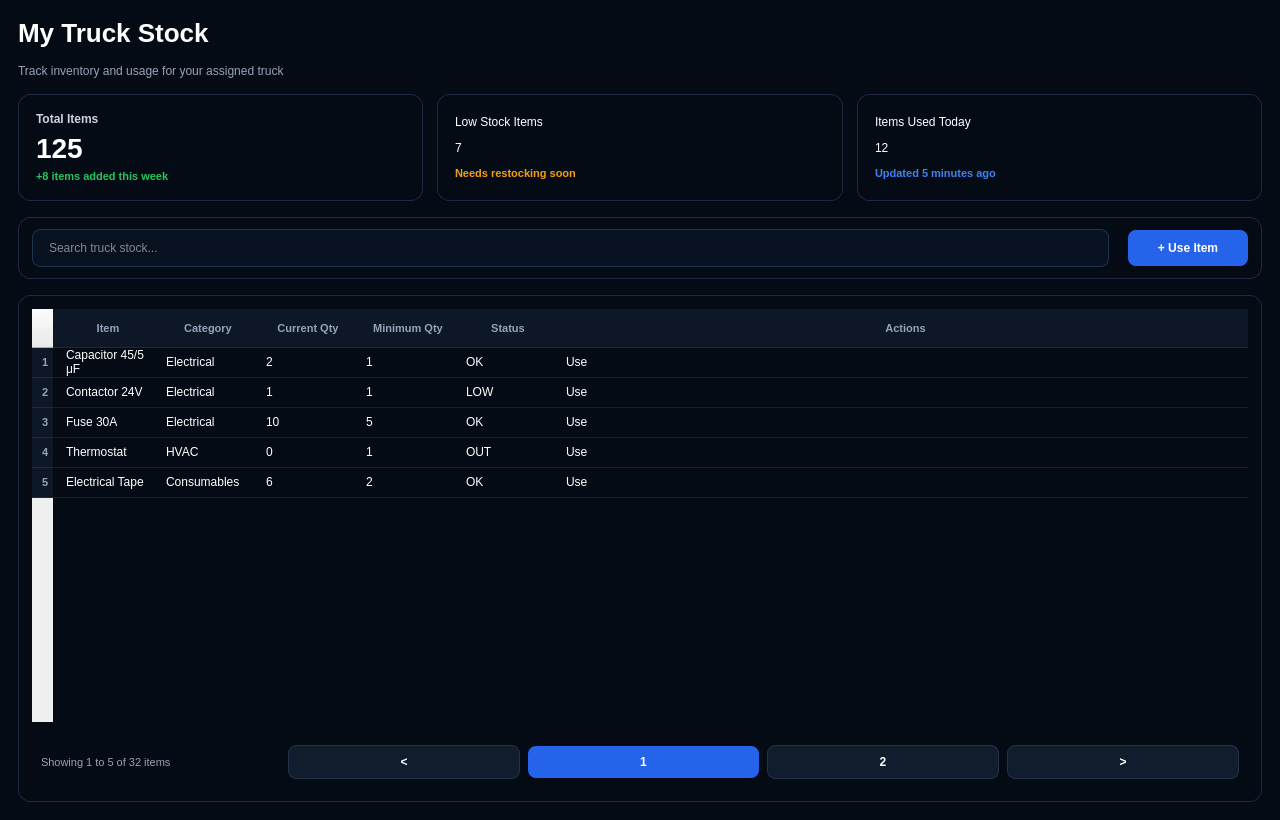
Felipeact/InventoryQtApp, file InventoryQtApp/MyTruckStockPage.ui: the form before one commit.
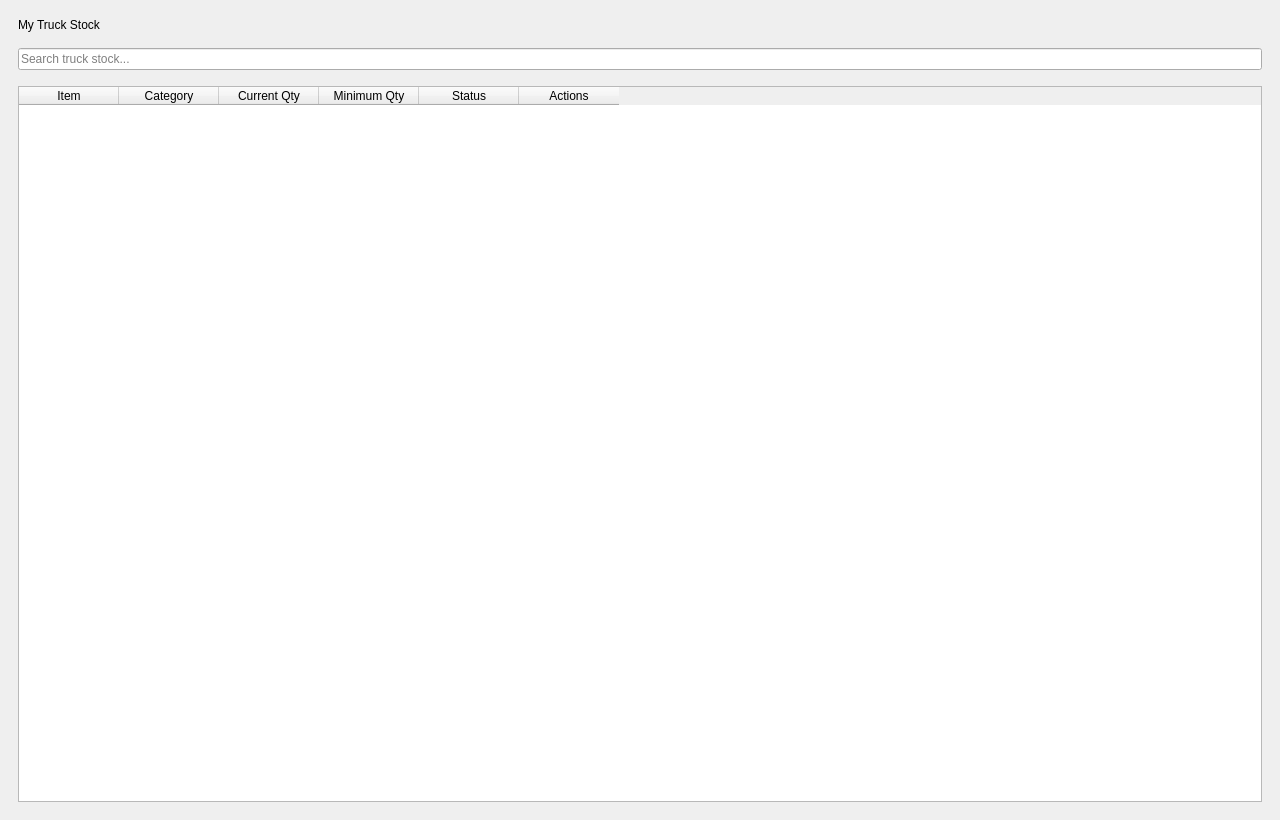
The form after the commit.

```diff
--- a/InventoryQtApp/MyTruckStockPage.ui
+++ b/InventoryQtApp/MyTruckStockPage.ui
@@ -17,171 +17,6 @@
 			<string>My Truck Stock</string>
 		</property>
 
-		<property name="styleSheet">
-			<string notr="true">
-
-				QWidget#MyTruckStockPageClass {
-				background-color: #050B14;
-				color: #FFFFFF;
-				font-family: "Segoe UI";
-				}
-
-				QLabel {
-				background: transparent;
-				color: white;
-				}
-
-				QLabel#pageTitle {
-				font-size: 26px;
-				font-weight: 800;
-				}
-
-				QLabel#subtitleLabel {
-				color: #94A3B8;
-				font-size: 12px;
-				}
-
-				QWidget#metricCard1,
-				QWidget#metricCard2,
-				QWidget#metricCard3,
-				QWidget#toolbarCard,
-				QWidget#tableCard {
-				background: qlineargradient(
-				x1:0, y1:0,
-				x2:1, y2:1,
-				stop:0 #0B1626,
-				stop:1 #091322
-				);
-				border: 1px solid #1B2A40;
-				border-radius: 12px;
-				}
-
-				QLabel#metricTitle {
-				color: #CBD5E1;
-				font-size: 12px;
-				font-weight: 600;
-				}
-
-				QLabel#metricValue {
-				color: white;
-				font-size: 28px;
-				font-weight: 800;
-				}
-
-				QLabel#metricSubtextGreen {
-				color: #22C55E;
-				font-size: 11px;
-				font-weight: 700;
-				}
-
-				QLabel#metricSubtextOrange {
-				color: #F59E0B;
-				font-size: 11px;
-				font-weight: 700;
-				}
-
-				QLabel#metricSubtextBlue {
-				color: #3B82F6;
-				font-size: 11px;
-				font-weight: 700;
-				}
-
-				QLineEdit#searchInput {
-				background-color: #08111F;
-				border: 1px solid #1E3350;
-				border-radius: 8px;
-				padding-left: 14px;
-				color: white;
-				min-height: 36px;
-				font-size: 12px;
-				}
-
-				QLineEdit#searchInput:focus {
-				border: 1px solid #2563EB;
-				}
-
-				QPushButton#useItemButton {
-				background-color: #2563EB;
-				border: none;
-				border-radius: 8px;
-				color: white;
-				min-height: 36px;
-				min-width: 120px;
-				font-size: 12px;
-				font-weight: 700;
-				}
-
-				QPushButton#useItemButton:hover {
-				background-color: #1D4ED8;
-				}
-
-				QTableWidget {
-				background-color: transparent;
-				border: none;
-				color: white;
-				gridline-color: transparent;
-				outline: none;
-				font-size: 12px;
-				}
-
-				QHeaderView::section {
-				background-color: #0D1726;
-				color: #94A3B8;
-				border: none;
-				border-bottom: 1px solid #1B2A40;
-				height: 38px;
-				padding-left: 10px;
-				font-size: 11px;
-				font-weight: 700;
-				}
-
-				QTableWidget::item {
-				border-bottom: 1px solid #122033;
-				padding-left: 10px;
-				height: 40px;
-				}
-
-				QTableWidget::item:selected {
-				background-color: #122033;
-				}
-
-				QWidget#paginationContainer {
-				background-color: transparent;
-				border: none;
-				}
-
-				QPushButton#pageButton,
-				QPushButton#pageButton2,
-				QPushButton#pageButton3 {
-				background-color: #111C2D;
-				border: 1px solid #22324A;
-				border-radius: 8px;
-				color: white;
-				min-width: 32px;
-				min-height: 32px;
-				font-size: 12px;
-				font-weight: 600;
-				}
-
-				QPushButton#activePageButton {
-				background-color: #2563EB;
-				border: none;
-				border-radius: 8px;
-				color: white;
-				min-width: 32px;
-				min-height: 32px;
-				font-size: 12px;
-				font-weight: 700;
-				}
-
-				QLabel#paginationLabel {
-				color: #94A3B8;
-				font-size: 11px;
-				}
-
-			</string>
-		</property>
-
 		<layout class="QVBoxLayout" name="rootLayout">
 
 			<property name="leftMargin">
@@ -207,664 +42,61 @@
 			<!-- TITLE -->
 
 			<item>
-
-				<layout class="QVBoxLayout" name="titleLayout">
-
-					<item>
-
-						<widget class="QLabel" name="pageTitle">
-
-							<property name="text">
-								<string>My Truck Stock</string>
-							</property>
-
-						</widget>
-
-					</item>
-
-					<item>
-
-						<widget class="QLabel" name="subtitleLabel">
-
-							<property name="text">
-								<string>Track inventory and usage for your assigned truck</string>
-							</property>
-
-						</widget>
-
-					</item>
-
-				</layout>
-
-			</item>
-
-			<!-- METRIC CARDS -->
-
-			<item>
-
-				<layout class="QHBoxLayout" name="metricsLayout">
-
-					<property name="spacing">
-						<number>14</number>
+				<widget class="QLabel" name="pageTitle">
+					<property name="text">
+						<string>My Truck Stock</string>
 					</property>
-
-					<!-- CARD 1 -->
-
-					<item>
-
-						<widget class="QWidget" name="metricCard1" native="true">
-
-							<layout class="QVBoxLayout" name="metricLayout1">
-
-								<property name="leftMargin">
-									<number>18</number>
-								</property>
-
-								<property name="topMargin">
-									<number>18</number>
-								</property>
-
-								<property name="rightMargin">
-									<number>18</number>
-								</property>
-
-								<property name="bottomMargin">
-									<number>18</number>
-								</property>
-
-								<item>
-
-									<widget class="QLabel" name="metricTitle">
-
-										<property name="text">
-											<string>Total Items</string>
-										</property>
-
-									</widget>
-
-								</item>
-
-								<item>
-
-									<widget class="QLabel" name="metricValue">
-
-										<property name="text">
-											<string>125</string>
-										</property>
-
-									</widget>
-
-								</item>
-
-								<item>
-
-									<widget class="QLabel" name="metricSubtextGreen">
-
-										<property name="text">
-											<string>+8 items added this week</string>
-										</property>
-
-									</widget>
-
-								</item>
-
-							</layout>
-
-						</widget>
-
-					</item>
-
-					<!-- CARD 2 -->
-
-					<item>
-
-						<widget class="QWidget" name="metricCard2" native="true">
-
-							<layout class="QVBoxLayout" name="metricLayout2">
-
-								<property name="leftMargin">
-									<number>18</number>
-								</property>
-
-								<property name="topMargin">
-									<number>18</number>
-								</property>
-
-								<property name="rightMargin">
-									<number>18</number>
-								</property>
-
-								<property name="bottomMargin">
-									<number>18</number>
-								</property>
-
-								<item>
-
-									<widget class="QLabel" name="metricTitle">
-
-										<property name="text">
-											<string>Low Stock Items</string>
-										</property>
-
-									</widget>
-
-								</item>
-
-								<item>
-
-									<widget class="QLabel" name="metricValue">
-
-										<property name="text">
-											<string>7</string>
-										</property>
-
-									</widget>
-
-								</item>
-
-								<item>
-
-									<widget class="QLabel" name="metricSubtextOrange">
-
-										<property name="text">
-											<string>Needs restocking soon</string>
-										</property>
-
-									</widget>
-
-								</item>
-
-							</layout>
-
-						</widget>
-
-					</item>
-
-					<!-- CARD 3 -->
-
-					<item>
-
-						<widget class="QWidget" name="metricCard3" native="true">
-
-							<layout class="QVBoxLayout" name="metricLayout3">
-
-								<property name="leftMargin">
-									<number>18</number>
-								</property>
-
-								<property name="topMargin">
-									<number>18</number>
-								</property>
-
-								<property name="rightMargin">
-									<number>18</number>
-								</property>
-
-								<property name="bottomMargin">
-									<number>18</number>
-								</property>
-
-								<item>
-
-									<widget class="QLabel" name="metricTitle">
-
-										<property name="text">
-											<string>Items Used Today</string>
-										</property>
-
-									</widget>
-
-								</item>
-
-								<item>
-
-									<widget class="QLabel" name="metricValue">
-
-										<property name="text">
-											<string>12</string>
-										</property>
-
-									</widget>
-
-								</item>
-
-								<item>
-
-									<widget class="QLabel" name="metricSubtextBlue">
-
-										<property name="text">
-											<string>Updated 5 minutes ago</string>
-										</property>
-
-									</widget>
-
-								</item>
-
-							</layout>
-
-						</widget>
-
-					</item>
-
-				</layout>
-
+				</widget>
 			</item>
 
-			<!-- TOOLBAR -->
-
 			<item>
-
-				<widget class="QWidget" name="toolbarCard" native="true">
-
-					<layout class="QHBoxLayout" name="toolbarLayout">
-
-						<property name="leftMargin">
-							<number>14</number>
-						</property>
-
-						<property name="topMargin">
-							<number>12</number>
-						</property>
-
-						<property name="rightMargin">
-							<number>14</number>
-						</property>
-
-						<property name="bottomMargin">
-							<number>12</number>
-						</property>
-
-						<property name="spacing">
-							<number>12</number>
-						</property>
-
-						<item>
-
-							<widget class="QLineEdit" name="searchInput">
-
-								<property name="minimumWidth">
-									<number>320</number>
-								</property>
-
-								<property name="placeholderText">
-									<string>Search truck stock...</string>
-								</property>
-
-							</widget>
-
-						</item>
-
-						<item>
-
-							<spacer name="toolbarSpacer">
-
-								<property name="orientation">
-									<enum>Qt::Horizontal</enum>
-								</property>
-
-							</spacer>
-
-						</item>
-
-						<item>
-
-							<widget class="QPushButton" name="useItemButton">
-
-								<property name="text">
-									<string>+ Use Item</string>
-								</property>
-
-							</widget>
-
-						</item>
-
-					</layout>
-
+				<widget class="QLineEdit" name="searchInput">
+					<property name="placeholderText">
+						<string>Search truck stock...</string>
+					</property>
 				</widget>
-
 			</item>
 
-			<!-- TABLE -->
-
 			<item>
+				<widget class="QTableWidget" name="truckStockTable">
+					<property name="columnCount">
+						<number>6</number>
+					</property>
+					<property name="rowCount">
+						<number>0</number>
+					</property>
 
-				<widget class="QWidget" name="tableCard" native="true">
-
-					<layout class="QVBoxLayout" name="tableLayout">
-
-						<property name="leftMargin">
-							<number>14</number>
+					<column>
+						<property name="text">
+							<string>Item</string>
 						</property>
-
-						<property name="topMargin">
-							<number>14</number>
+					</column>
+					<column>
+						<property name="text">
+							<string>Category</string>
 						</property>
-
-						<property name="rightMargin">
-							<number>14</number>
+					</column>
+					<column>
+						<property name="text">
+							<string>Current Qty</string>
 						</property>
-
-						<property name="bottomMargin">
-							<number>14</number>
+					</column>
+					<column>
+						<property name="text">
+							<string>Minimum Qty</string>
 						</property>
-
-						<property name="spacing">
-							<number>14</number>
+					</column>
+					<column>
+						<property name="text">
+							<string>Status</string>
 						</property>
-
-						<item>
-
-							<widget class="QTableWidget" name="truckStockTable">
-
-								<property name="columnCount">
-									<number>6</number>
-								</property>
-
-								<property name="rowCount">
-									<number>5</number>
-								</property>
-
-								<property name="selectionBehavior">
-									<enum>QAbstractItemView::SelectRows</enum>
-								</property>
-
-								<property name="showGrid">
-									<bool>false</bool>
-								</property>
-
-								<attribute name="horizontalHeaderStretchLastSection">
-									<bool>true</bool>
-								</attribute>
-
-								<column>
-									<property name="text">
-										<string>Item</string>
-									</property>
-								</column>
-
-								<column>
-									<property name="text">
-										<string>Category</string>
-									</property>
-								</column>
-
-								<column>
-									<property name="text">
-										<string>Current Qty</string>
-									</property>
-								</column>
-
-								<column>
-									<property name="text">
-										<string>Minimum Qty</string>
-									</property>
-								</column>
-
-								<column>
-									<property name="text">
-										<string>Status</string>
-									</property>
-								</column>
-
-								<column>
-									<property name="text">
-										<string>Actions</string>
-									</property>
-								</column>
-
-								<item row="0" column="0">
-									<property name="text">
-										<string>Capacitor 45/5 μF</string>
-									</property>
-								</item>
-								<item row="0" column="1">
-									<property name="text">
-										<string>Electrical</string>
-									</property>
-								</item>
-								<item row="0" column="2">
-									<property name="text">
-										<string>2</string>
-									</property>
-								</item>
-								<item row="0" column="3">
-									<property name="text">
-										<string>1</string>
-									</property>
-								</item>
-								<item row="0" column="4">
-									<property name="text">
-										<string>OK</string>
-									</property>
-								</item>
-								<item row="0" column="5">
-									<property name="text">
-										<string>Use</string>
-									</property>
-								</item>
-
-								<item row="1" column="0">
-									<property name="text">
-										<string>Contactor 24V</string>
-									</property>
-								</item>
-								<item row="1" column="1">
-									<property name="text">
-										<string>Electrical</string>
-									</property>
-								</item>
-								<item row="1" column="2">
-									<property name="text">
-										<string>1</string>
-									</property>
-								</item>
-								<item row="1" column="3">
-									<property name="text">
-										<string>1</string>
-									</property>
-								</item>
-								<item row="1" column="4">
-									<property name="text">
-										<string>LOW</string>
-									</property>
-								</item>
-								<item row="1" column="5">
-									<property name="text">
-										<string>Use</string>
-									</property>
-								</item>
-
-								<item row="2" column="0">
-									<property name="text">
-										<string>Fuse 30A</string>
-									</property>
-								</item>
-								<item row="2" column="1">
-									<property name="text">
-										<string>Electrical</string>
-									</property>
-								</item>
-								<item row="2" column="2">
-									<property name="text">
-										<string>10</string>
-									</property>
-								</item>
-								<item row="2" column="3">
-									<property name="text">
-										<string>5</string>
-									</property>
-								</item>
-								<item row="2" column="4">
-									<property name="text">
-										<string>OK</string>
-									</property>
-								</item>
-								<item row="2" column="5">
-									<property name="text">
-										<string>Use</string>
-									</property>
-								</item>
-
-								<item row="3" column="0">
-									<property name="text">
-										<string>Thermostat</string>
-									</property>
-								</item>
-								<item row="3" column="1">
-									<property name="text">
-										<string>HVAC</string>
-									</property>
-								</item>
-								<item row="3" column="2">
-									<property name="text">
-										<string>0</string>
-									</property>
-								</item>
-								<item row="3" column="3">
-									<property name="text">
-										<string>1</string>
-									</property>
-								</item>
-								<item row="3" column="4">
-									<property name="text">
-										<string>OUT</string>
-									</property>
-								</item>
-								<item row="3" column="5">
-									<property name="text">
-										<string>Use</string>
-									</property>
-								</item>
-
-								<item row="4" column="0">
-									<property name="text">
-										<string>Electrical Tape</string>
-									</property>
-								</item>
-								<item row="4" column="1">
-									<property name="text">
-										<string>Consumables</string>
-									</property>
-								</item>
-								<item row="4" column="2">
-									<property name="text">
-										<string>6</string>
-									</property>
-								</item>
-								<item row="4" column="3">
-									<property name="text">
-										<string>2</string>
-									</property>
-								</item>
-								<item row="4" column="4">
-									<property name="text">
-										<string>OK</string>
-									</property>
-								</item>
-								<item row="4" column="5">
-									<property name="text">
-										<string>Use</string>
-									</property>
-								</item>
-
-							</widget>
-
-						</item>
-
-						<!-- PAGINATION -->
-
-						<item>
-
-							<widget class="QWidget" name="paginationContainer" native="true">
-
-								<layout class="QHBoxLayout" name="paginationLayout">
-
-									<property name="spacing">
-										<number>8</number>
-									</property>
-
-									<item>
-
-										<widget class="QLabel" name="paginationLabel">
-
-											<property name="text">
-												<string>Showing 1 to 5 of 32 items</string>
-											</property>
-
-										</widget>
-
-									</item>
-
-									<item>
-
-										<spacer name="paginationSpacer">
-
-											<property name="orientation">
-												<enum>Qt::Horizontal</enum>
-											</property>
-
-										</spacer>
-
-									</item>
-
-									<item>
-
-										<widget class="QPushButton" name="pageButton">
-
-											<property name="text">
-												<string>&lt;</string>
-											</property>
-
-										</widget>
-
-									</item>
-
-									<item>
-
-										<widget class="QPushButton" name="activePageButton">
-
-											<property name="text">
-												<string>1</string>
-											</property>
-
-										</widget>
-
-									</item>
-
-									<item>
-
-										<widget class="QPushButton" name="pageButton2">
-
-											<property name="text">
-												<string>2</string>
-											</property>
-
-										</widget>
-
-									</item>
-
-									<item>
-
-										<widget class="QPushButton" name="pageButton3">
-
-											<property name="text">
-												<string>&gt;</string>
-											</property>
-
-										</widget>
-
-									</item>
-
-								</layout>
-
-							</widget>
-
-						</item>
-
-					</layout>
-
+					</column>
+					<column>
+						<property name="text">
+							<string>Actions</string>
+						</property>
+					</column>
 				</widget>
-
 			</item>
 
 		</layout>
```
Left out of the diff: 12 changed lines with no effect on the pictures.
